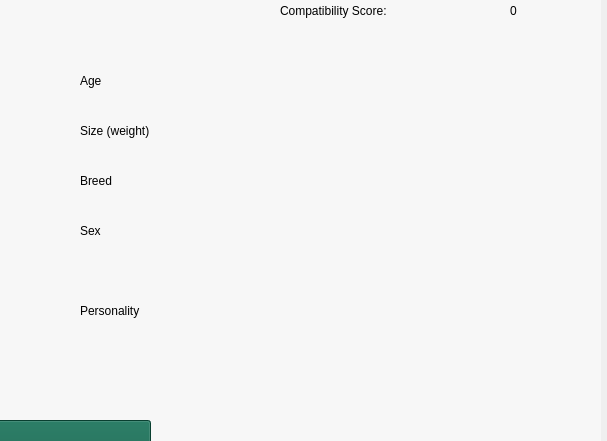
This is dogadoptionapplication/mainwindow.ui in ethanmeyer/dogadoptionapp as Qt 5 draws it before an edit; both pictures show x 520 to 1127 and y 129 to 570 of the 1127 by 715 pixel window. The edited form follows.
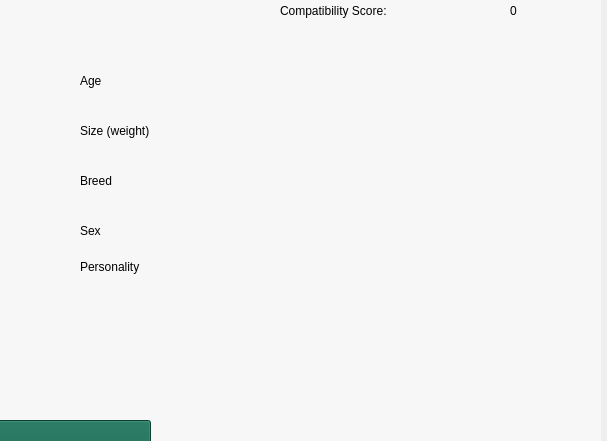
This is the edited form.

```diff
--- a/dogadoptionapplication/mainwindow.ui
+++ b/dogadoptionapplication/mainwindow.ui
@@ -683,7 +683,7 @@
        <rect>
         <x>600</x>
         <y>220</y>
-        <width>221</width>
+        <width>381</width>
         <height>41</height>
        </rect>
       </property>
@@ -699,7 +699,7 @@
        <rect>
         <x>600</x>
         <y>270</y>
-        <width>231</width>
+        <width>301</width>
         <height>41</height>
        </rect>
       </property>
@@ -715,7 +715,7 @@
        <rect>
         <x>600</x>
         <y>320</y>
-        <width>231</width>
+        <width>411</width>
         <height>41</height>
        </rect>
       </property>
@@ -731,7 +731,7 @@
        <rect>
         <x>600</x>
         <y>170</y>
-        <width>121</width>
+        <width>231</width>
         <height>41</height>
        </rect>
       </property>
@@ -749,7 +749,7 @@
         <x>600</x>
         <y>370</y>
         <width>421</width>
-        <height>101</height>
+        <height>121</height>
        </rect>
       </property>
       <property name="styleSheet">
@@ -759,6 +759,12 @@
       <property name="text">
        <string>Personality</string>
       </property>
+      <property name="alignment">
+       <set>Qt::AlignLeading|Qt::AlignLeft|Qt::AlignTop</set>
+      </property>
+      <property name="wordWrap">
+       <bool>true</bool>
+      </property>
      </widget>
      <widget class="QLabel" name="scoreLabel">
       <property name="geometry">
```
